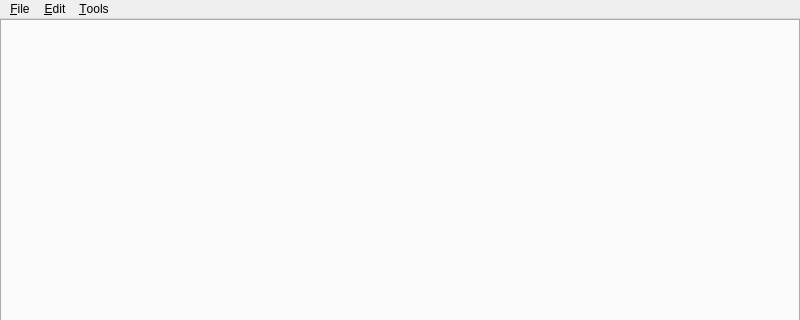
This is 2.x/UI/dooble.ui in textbrowser/dooble as Qt 5 draws it before an edit; both pictures show x 0 to 800 and y 0 to 320 of the 800 by 600 pixel window. The edited form follows.
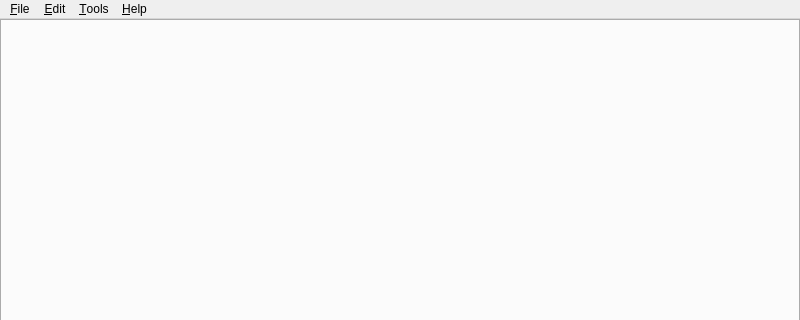
This is the edited form. Icons and pictures are not drawn. Custom widgets are drawn as their Qt base class.

Patch:
```diff
--- a/2.x/UI/dooble.ui
+++ b/2.x/UI/dooble.ui
@@ -63,9 +63,15 @@
      <string>&amp;Tools</string>
     </property>
    </widget>
+   <widget class="QMenu" name="menu_help">
+    <property name="title">
+     <string>&amp;Help</string>
+    </property>
+   </widget>
    <addaction name="menu_file"/>
    <addaction name="menu_edit"/>
    <addaction name="menu_tools"/>
+   <addaction name="menu_help"/>
   </widget>
  </widget>
  <customwidgets>
```
